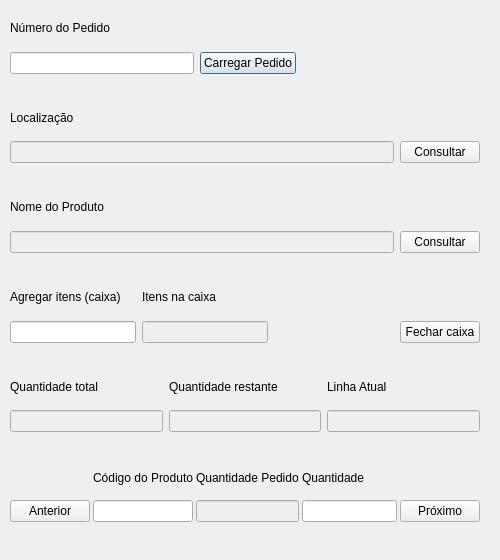
Above: separacao_de_pedidos.ui from lucasdosantos90/sistema_wms before the change. Below: the same form after it.
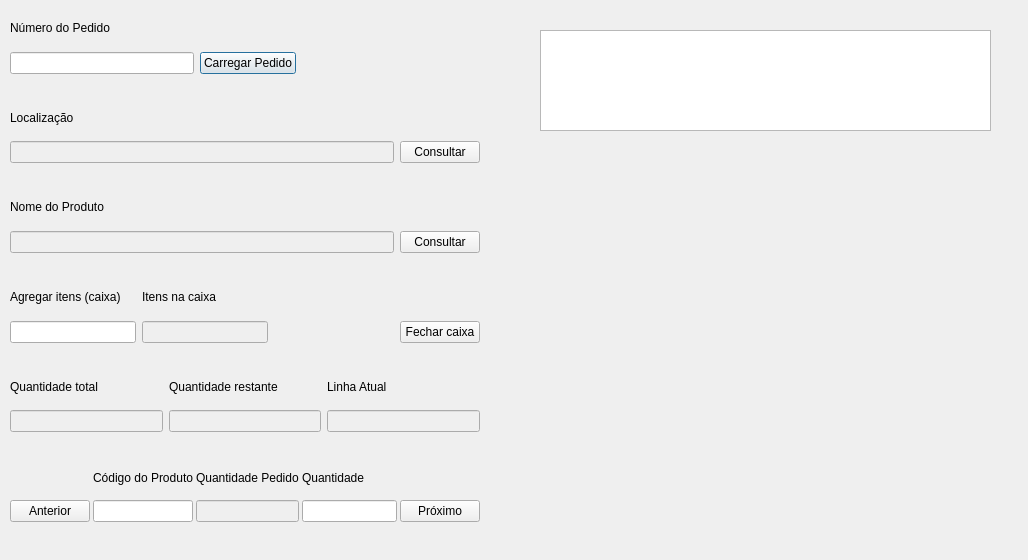
That is the form after the change.

Commit message: cadastro de usuarios atualizado com checkbox para cadastro de acesso de usuarios funcionando

The edit to the form file:
```diff
--- a/separacao_de_pedidos.ui
+++ b/separacao_de_pedidos.ui
@@ -6,7 +6,7 @@
    <rect>
     <x>0</x>
     <y>0</y>
-    <width>500</width>
+    <width>1028</width>
     <height>560</height>
    </rect>
   </property>
```
The commit also changes 4 other files.
